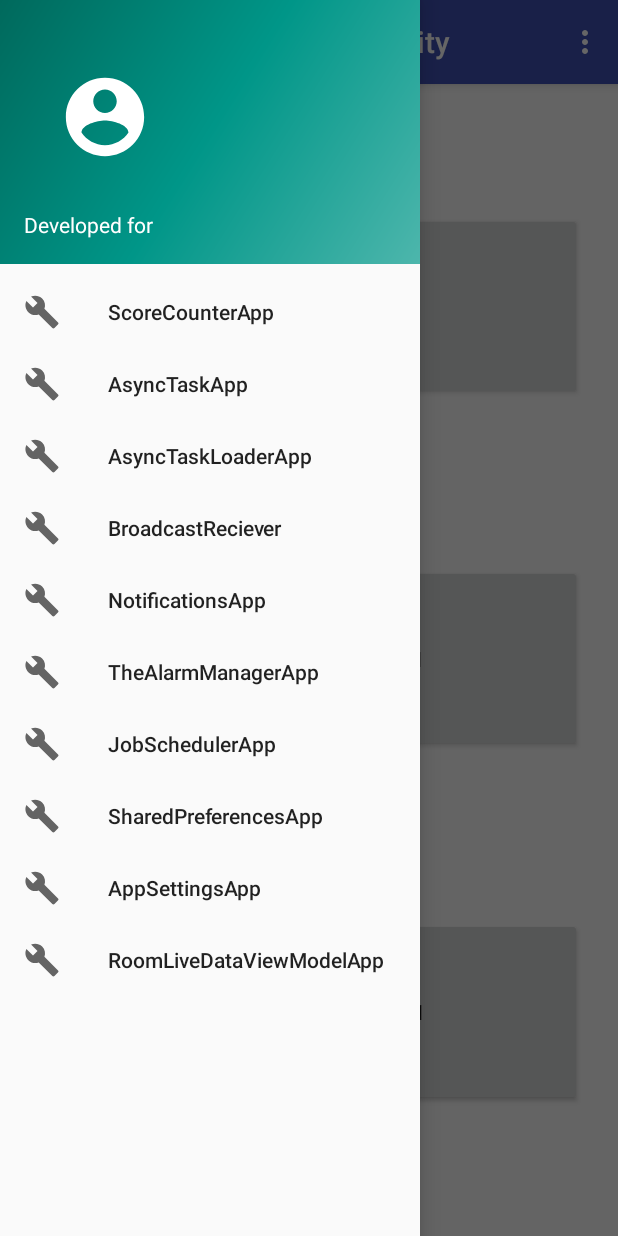
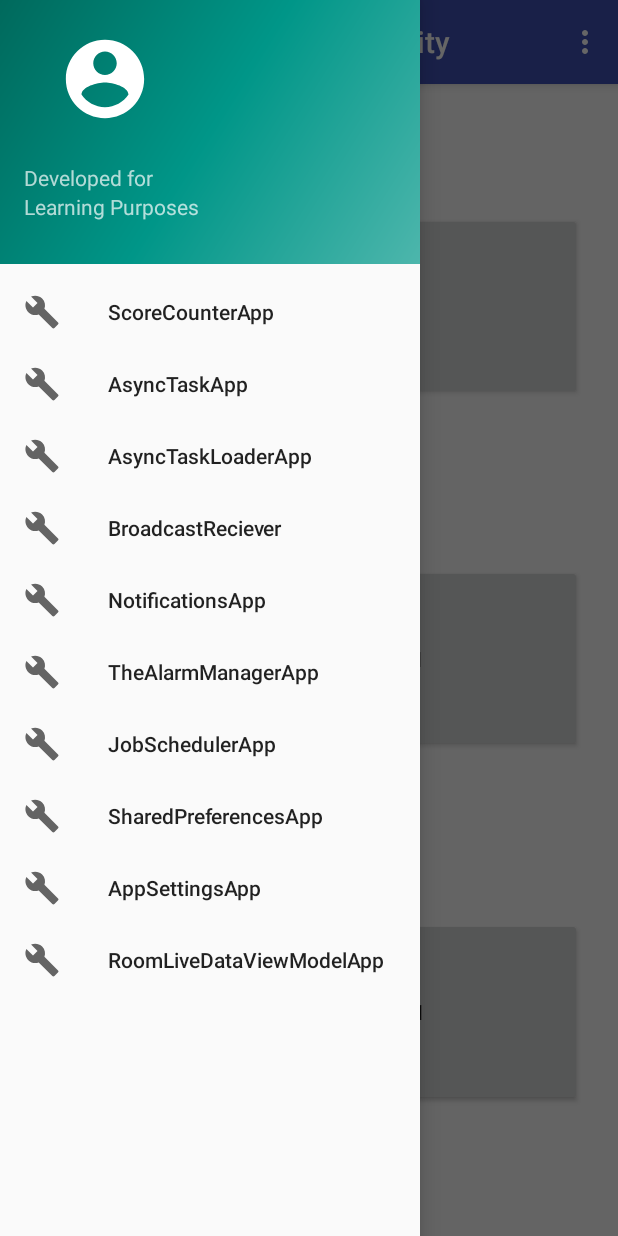
Before and after one commit to SidP919/Android_Development_Codelabs, an Android app: the NotificationsFragment screen opened directly, with no data from a screen before it, with the side drawer open, on a phone screen of 412 x 824 dp. Run offline under Robolectric (Android 15) with nearby library versions, the phone set to English and light mode, and no system bars.

Commit message:
made more changes in NotificationsFragment: now app sends and recieves a notification

```diff
--- a/app/src/main/java/com/example/app01/appFragments/NotificationsFragment.java
+++ b/app/src/main/java/com/example/app01/appFragments/NotificationsFragment.java
@@ -1,5 +1,8 @@
 package com.example.app01.appFragments;
 
+import android.app.NotificationChannel;
+import android.app.NotificationManager;
+import android.graphics.Color;
 import android.os.Bundle;
 import android.view.LayoutInflater;
 import android.view.View;
@@ -11,17 +14,28 @@ import com.example.app01.R;
 
 import androidx.annotation.NonNull;
 import androidx.annotation.Nullable;
+import androidx.core.app.NotificationCompat;
 import androidx.fragment.app.Fragment;
+
+import static android.content.Context.NOTIFICATION_SERVICE;
 
 public class NotificationsFragment extends Fragment implements View.OnClickListener {
 
     private final static String PRIMARY_CHANNEL_ID = "primary_notification_channel";//Every
+    // notification channel must be associated with an ID that is unique within your package.
+    // You use this channel ID later,
+    // to post your notifications.
+
+    private static final int NOTIFICATION_ID = 0;//You need to associate the notification with a
+    // notification ID so that your code can update or cancel
+    // the notification in the future.
+
     private Button notifyMeButton;
     private Button updateButton;
     private Button cancelButton;
-    // notification channel must be associated with an ID that is unique within your package.
-    // You use this channel ID later,
-    // to post your notifications.
+
+    //The Android system uses the NotificationManager class to deliver notifications to the user
+    private NotificationManager mNotifyManager;
 
     @Nullable
     @Override
@@ -41,6 +55,9 @@ public class NotificationsFragment extends Fragment implements View.OnClickListe
 
         cancelButton = view.findViewById(R.id.cancelNotificationButton);
         cancelButton.setOnClickListener(this);
+
+        // you must call createNotificationChannel(). If you miss this step, your app crashes!
+        createNotificationChannel();
     }
 
     @Override
@@ -58,7 +75,46 @@ public class NotificationsFragment extends Fragment implements View.OnClickListe
         }
     }
 
+    //notification channels are only available in API 26 and higher,
+    // add a condition to check for the device's API version.
+    public void createNotificationChannel() {
+        mNotifyManager = (NotificationManager)
+                getContext().getSystemService(NOTIFICATION_SERVICE);
+        if (android.os.Build.VERSION.SDK_INT >=
+                android.os.Build.VERSION_CODES.O) {
+            // Create a NotificationChannel
+            NotificationChannel notificationChannel = new NotificationChannel(PRIMARY_CHANNEL_ID,
+                    "Mascot Notification", NotificationManager
+                    .IMPORTANCE_HIGH);
+
+            // configure the notificationChannel object's initial settings
+            notificationChannel.enableLights(true);
+            notificationChannel.setLightColor(Color.RED);
+            notificationChannel.enableVibration(true);
+            notificationChannel.setDescription("Notification from Mascot");
+            mNotifyManager.createNotificationChannel(notificationChannel);
+
+            //
+        }
+    }
+
+    //Notifications are created using the NotificationCompat.Builder class,
+    // which allows you to set the content and behavior of the notification.
+    // A notification can contain the following elements:-----
+    //
+    //Icon (required), which you set in your code using the setSmallIcon() method.
+    //Title (optional), which you set using setContentTitle().
+    //Detail text (optional), which you set using setContentText().
+    private NotificationCompat.Builder getNotificationBuilder() {
+        NotificationCompat.Builder notifyBuilder = new NotificationCompat.Builder(getContext(), PRIMARY_CHANNEL_ID)
+                .setContentTitle("You've been notified!")
+                .setContentText("This is your notification text.")
+                .setSmallIcon(R.drawable.profile_icon_img_foreground);
+        return notifyBuilder;
+    }
+
     private void sendNotifications() {
-
+        NotificationCompat.Builder notifyBuilder = getNotificationBuilder();
+        mNotifyManager.notify(NOTIFICATION_ID, notifyBuilder.build());
     }
 }
--- a/app/src/main/res/layout/nav_header_navigation_drawer.xml
+++ b/app/src/main/res/layout/nav_header_navigation_drawer.xml
@@ -15,22 +15,25 @@
     <ImageView
         android:id="@+id/imageView"
         android:layout_width="wrap_content"
-        android:layout_height="wrap_content"
+        android:layout_height="0dp"
+        android:layout_weight="3"
+        android:scaleType="center"
         android:contentDescription="@string/nav_header_desc"
-        android:paddingTop="@dimen/nav_header_vertical_spacing"
         android:src="@drawable/profile_icon_img_foreground" />
 
     <TextView
         android:layout_width="match_parent"
         android:layout_height="wrap_content"
+        android:layout_weight=".5"
         android:paddingTop="@dimen/nav_header_vertical_spacing"
-        android:text="@string/nav_header_title"
-        android:textAppearance="@style/TextAppearance.AppCompat.Body1" />
+        android:gravity="bottom"
+        android:text="@string/nav_header_title" />
 
     <TextView
         android:id="@+id/textView"
         android:layout_width="wrap_content"
         android:layout_height="wrap_content"
+        android:layout_weight=".5"
         android:text="@string/nav_header_subtitle" />
 
 </LinearLayout>
```
